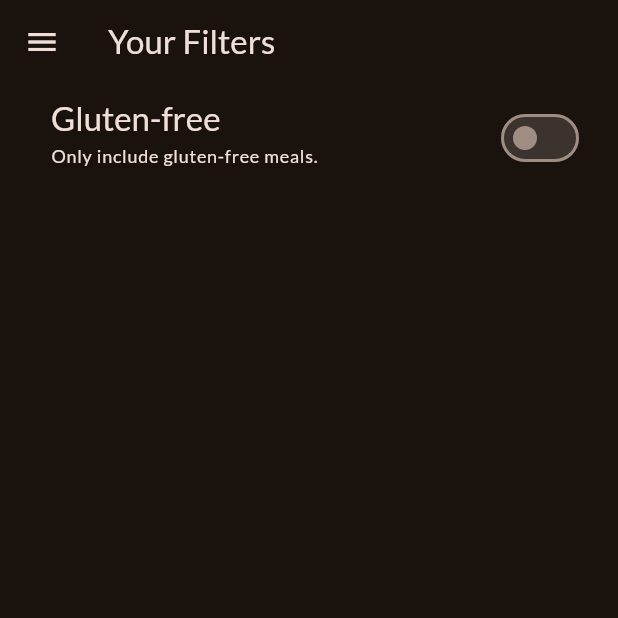
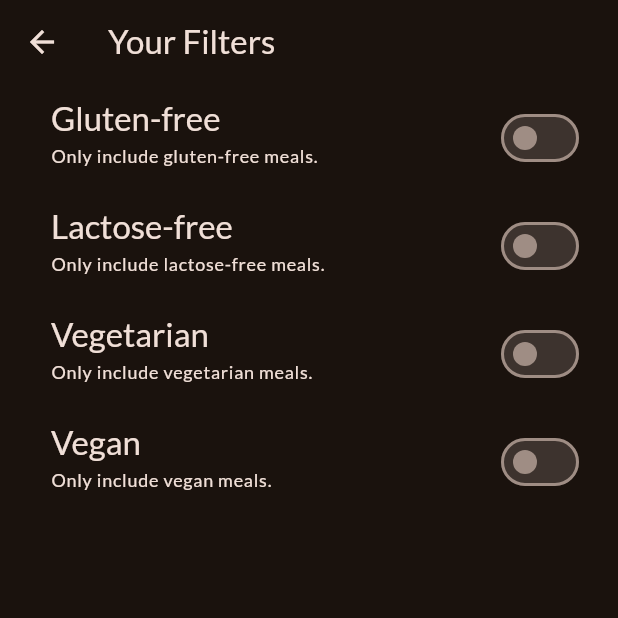
Before and after one commit to JoaoRodrigues1589/flutterapps, a Flutter app: the FiltersScreen screen opened directly, on a phone screen of 412 x 824 dp, the top half of it. Run offline on Flutter 3.47's test engine with Material 3 defaults, Android fonts, the phone set to English and light mode, and no system bars; our stand-ins replace google_fonts, transparent_image.

Commit message:
Adding more filters

```diff
--- a/mealsapp/lib/screens/filters.dart
+++ b/mealsapp/lib/screens/filters.dart
@@ -1,7 +1,7 @@
 import 'package:flutter/material.dart';
 
-import 'package:mealsapp/screens/tabs.dart';
-import 'package:mealsapp/widgets/main_drawer.dart';
+// import 'package:mealsapp/screens/tabs.dart';
+// import 'package:mealsapp/widgets/main_drawer.dart';
 
 class FiltersScreen extends StatefulWidget {
   const FiltersScreen({super.key});
@@ -14,6 +14,9 @@
 
 class _FiltersScreenState extends State<FiltersScreen> {
   var _glutenFreeFilterSet = false;
+  var _lactoseFreeFilterSet = false;
+  var _vegetarianFilterSet = false;
+  var _veganFilterSet = false;
 
   @override
   Widget build(BuildContext context) {
@@ -21,18 +24,18 @@
       appBar: AppBar(
         title: const Text('Your Filters'),
       ),
-      drawer: MainDrawer(
-        onSelectScreen: (identifier) {
-          Navigator.of(context).pop();
-          if (identifier == 'meals') {
-            Navigator.of(context).pushReplacement(
-              MaterialPageRoute(
-                builder: (ctx) => const TabsScreen(),
-              ),
-            );
-          }
-        },
-      ),
+      // drawer: MainDrawer(
+      //   onSelectScreen: (identifier) {
+      //     Navigator.of(context).pop();
+      //     if (identifier == 'meals') {
+      //       Navigator.of(context).pushReplacement(
+      //         MaterialPageRoute(
+      //           builder: (ctx) => const TabsScreen(),
+      //         ),
+      //       );
+      //     }
+      //   },
+      // ),
       body: Column(
         children: [
           SwitchListTile(
@@ -64,6 +67,93 @@
               right: 22,
             ),
           ),
+          SwitchListTile(
+            value: _lactoseFreeFilterSet,
+            onChanged: (isChecked) {
+              setState(
+                () {
+                  _lactoseFreeFilterSet = isChecked;
+                },
+              );
+            },
+            title: Text(
+              'Lactose-free',
+              style: Theme.of(context)
+                  .textTheme
+                  .titleLarge!
+                  .copyWith(color: Theme.of(context).colorScheme.onBackground),
+            ),
+            subtitle: Text(
+              'Only include lactose-free meals.',
+              style: Theme.of(context)
+                  .textTheme
+                  .labelMedium!
+                  .copyWith(color: Theme.of(context).colorScheme.onBackground),
+            ),
+            activeColor: Theme.of(context).colorScheme.tertiary,
+            contentPadding: const EdgeInsets.only(
+              left: 34,
+              right: 22,
+            ),
+          ),
+          SwitchListTile(
+            value: _vegetarianFilterSet,
+            onChanged: (isChecked) {
+              setState(
+                () {
+                  _vegetarianFilterSet = isChecked;
+                },
+              );
+            },
+            title: Text(
+              'Vegetarian',
+              style: Theme.of(context)
+                  .textTheme
+                  .titleLarge!
+                  .copyWith(color: Theme.of(context).colorScheme.onBackground),
+            ),
+            subtitle: Text(
+              'Only include vegetarian meals.',
+              style: Theme.of(context)
+                  .textTheme
+                  .labelMedium!
+                  .copyWith(color: Theme.of(context).colorScheme.onBackground),
+            ),
+            activeColor: Theme.of(context).colorScheme.tertiary,
+            contentPadding: const EdgeInsets.only(
+              left: 34,
+              right: 22,
+            ),
+          ),
+          SwitchListTile(
+            value: _veganFilterSet,
+            onChanged: (isChecked) {
+              setState(
+                () {
+                  _veganFilterSet = isChecked;
+                },
+              );
+            },
+            title: Text(
+              'Vegan',
+              style: Theme.of(context)
+                  .textTheme
+                  .titleLarge!
+                  .copyWith(color: Theme.of(context).colorScheme.onBackground),
+            ),
+            subtitle: Text(
+              'Only include vegan meals.',
+              style: Theme.of(context)
+                  .textTheme
+                  .labelMedium!
+                  .copyWith(color: Theme.of(context).colorScheme.onBackground),
+            ),
+            activeColor: Theme.of(context).colorScheme.tertiary,
+            contentPadding: const EdgeInsets.only(
+              left: 34,
+              right: 22,
+            ),
+          ),
         ],
       ),
     );
--- a/mealsapp/lib/screens/tabs.dart
+++ b/mealsapp/lib/screens/tabs.dart
@@ -53,7 +53,7 @@
   void _setScreen(String identifier) {
     Navigator.of(context).pop();
     if (identifier == 'filters') {
-      Navigator.of(context).pushReplacement(
+      Navigator.of(context).push(
         MaterialPageRoute(
           builder: (ctx) => const FiltersScreen(),
         ),
```
